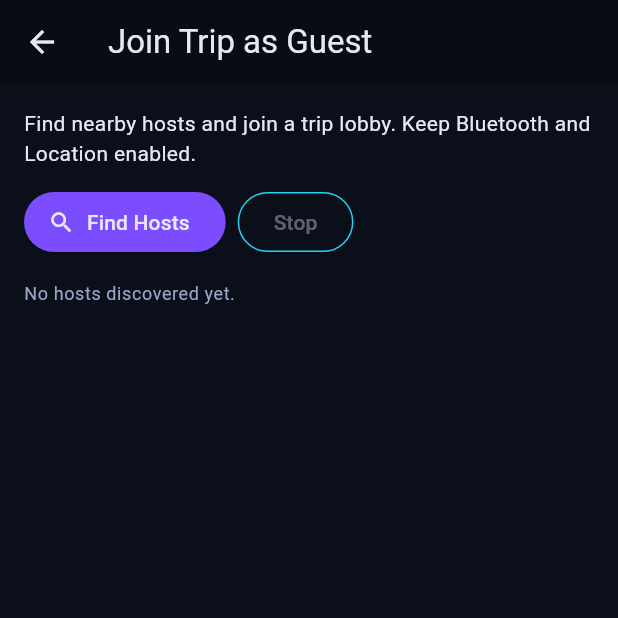
After one commit to R4f4y04/trippin, a Flutter app: the screen it shows after launch, after a tap on "Join a Trip as Guest", on a phone screen of 412 x 824 dp, the top half of it. The commit adds this screen. Run offline on Flutter 3.47's test engine with Material 3 defaults, Android fonts, the phone set to English and light mode, and no system bars; our stand-ins replace device_info_plus, flutter_riverpod, hive, hive_flutter, permission_handler; missing offline and left inert: nearby_connections; accounts and stored records are empty.

Commit message:
Implement Home Hub host/guest flow: add dedicated screens for trip creation and joining, update empty home UI, and enhance member addition options

```diff
--- a/lib/features/home/empty_home_screen.dart
+++ b/lib/features/home/empty_home_screen.dart
@@ -5,6 +5,7 @@ import 'components/action_pill.dart';
 
 class EmptyHomeScreen extends StatelessWidget {
   final VoidCallback onStartTrip;
+  final VoidCallback onJoinTrip;
   final VoidCallback onOpenHistory;
   final VoidCallback onOpenSettings;
   final VoidCallback onOpenAbout;
@@ -13,6 +14,7 @@ class EmptyHomeScreen extends StatelessWidget {
   const EmptyHomeScreen({
     super.key,
     required this.onStartTrip,
+    required this.onJoinTrip,
     required this.onOpenHistory,
     required this.onOpenSettings,
     required this.onOpenAbout,
@@ -46,7 +48,13 @@ class EmptyHomeScreen extends StatelessWidget {
               ),
             ),
             const SizedBox(height: 24),
-            PrimaryButton(label: 'Start a Trip', onPressed: onStartTrip),
+            PrimaryButton(label: 'Start Trip as Host', onPressed: onStartTrip),
+            const SizedBox(height: 12),
+            OutlinedButton.icon(
+              onPressed: onJoinTrip,
+              icon: const Icon(Icons.group_add_outlined),
+              label: const Text('Join a Trip as Guest'),
+            ),
             const SizedBox(height: 12),
             TextButton(
               onPressed: onCreateSampleTrip,
--- /dev/null
+++ b/lib/features/join_trip/join_trip_entry_screen.dart
@@ -0,0 +1,100 @@
+import 'package:flutter/material.dart';
+import 'package:flutter_riverpod/flutter_riverpod.dart';
+
+import '../../core/models/discovered_device.dart';
+import '../../core/riverpod/connection_provider.dart';
+
+class JoinTripEntryScreen extends ConsumerStatefulWidget {
+  const JoinTripEntryScreen({super.key});
+
+  @override
+  ConsumerState<JoinTripEntryScreen> createState() =>
+      _JoinTripEntryScreenState();
+}
+
+class _JoinTripEntryScreenState extends ConsumerState<JoinTripEntryScreen> {
+  bool _isSearching = false;
+
+  @override
+  Widget build(BuildContext context) {
+    final state = ref.watch(connectionControllerProvider);
+    final devices = state.discoveredDevices;
+
+    return Scaffold(
+      appBar: AppBar(title: const Text('Join Trip as Guest')),
+      body: Padding(
+        padding: const EdgeInsets.all(16),
+        child: Column(
+          crossAxisAlignment: CrossAxisAlignment.start,
+          children: [
+            Text(
+              'Find nearby hosts and join a trip lobby. Keep Bluetooth and Location enabled.',
+              style: Theme.of(context).textTheme.bodyMedium,
+            ),
+            const SizedBox(height: 12),
+            Row(
+              children: [
+                ElevatedButton.icon(
+                  onPressed: _isSearching ? null : _startDiscovery,
+                  icon: const Icon(Icons.search),
+                  label: Text(_isSearching ? 'Searching...' : 'Find Hosts'),
+                ),
+                const SizedBox(width: 8),
+                OutlinedButton(
+                  onPressed: _isSearching ? _stopDiscovery : null,
+                  child: const Text('Stop'),
+                ),
+              ],
+            ),
+            const SizedBox(height: 16),
+            if (devices.isEmpty)
+              Text(
+                'No hosts discovered yet.',
+                style: Theme.of(context).textTheme.bodySmall,
+              )
+            else
+              Expanded(
+                child: ListView.separated(
+                  itemCount: devices.length,
+                  separatorBuilder: (_, __) => const Divider(height: 1),
+                  itemBuilder: (context, index) {
+                    final device = devices[index];
+                    return ListTile(
+                      leading: const Icon(Icons.phone_android),
+                      title: Text(device.displayName),
+                      subtitle: Text(device.endpointId),
+                      trailing: const Icon(Icons.chevron_right),
+                      onTap: () => _connect(device),
+                    );
+                  },
+                ),
+              ),
+          ],
+        ),
+      ),
+    );
+  }
+
+  Future<void> _startDiscovery() async {
+    setState(() => _isSearching = true);
+    await ref.read(connectionControllerProvider.notifier).startGuestScan();
+  }
+
+  Future<void> _stopDiscovery() async {
+    await ref.read(connectionControllerProvider.notifier).stopGuestScan();
+    if (!mounted) return;
+    setState(() => _isSearching = false);
+  }
+
+  Future<void> _connect(DiscoveredDevice device) async {
+    await ref
+        .read(connectionControllerProvider.notifier)
+        .requestConnection(device);
+
+    if (!mounted) return;
+    ScaffoldMessenger.of(
+      context,
+    ).showSnackBar(const SnackBar(content: Text('Connection request sent')));
+    Navigator.of(context).pop();
+  }
+}
```
Also changed, not shown: lib/features/home/home_screen.dart (+27 -75 lines), lib/features/start_trip/start_trip_screen.dart (added, +88 -0 lines), lib/features/trip/components/add_member_options_sheet.dart (added, +52 -0 lines), lib/features/trip/trip_screen.dart (+44 -6 lines), 3 other files.
